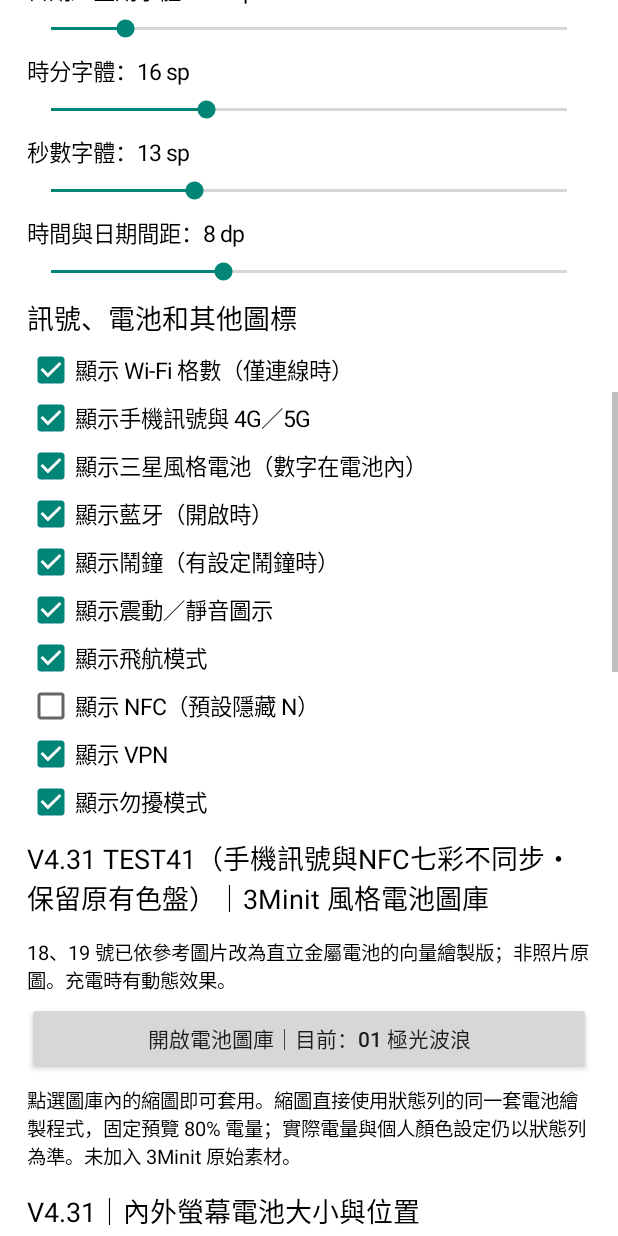
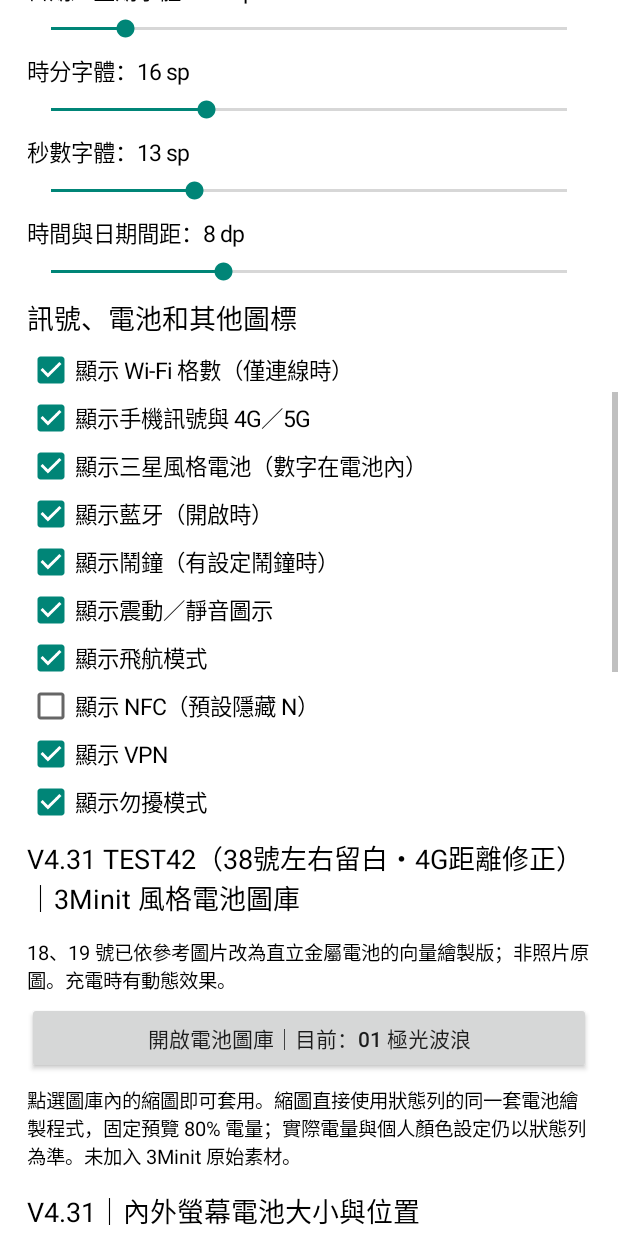
Before and after one commit to tel24827177-afk/Samsung-StatusBar-V431, an Android app: the StatusBarSettingsActivity screen opened directly, with no data from a screen before it, scrolled down 1153 dp, on a phone screen of 412 x 824 dp. Run offline under Robolectric (Android 15) with nearby library versions, the phone set to English and light mode, and no system bars.

Commit message:
TEST42: update version label for style 38 spacing-only test

```diff
--- a/app/src/main/java/com/samsung/colorstatusbar/StatusBarSettingsActivity.java
+++ b/app/src/main/java/com/samsung/colorstatusbar/StatusBarSettingsActivity.java
@@ -242,7 +242,7 @@ public class StatusBarSettingsActivity extends Activity {
         addCheckBox("show_nfc", "顯示 NFC（預設隱藏 N）", false);
         addCheckBox("show_vpn", "顯示 VPN", true);
         addCheckBox("show_dnd", "顯示勿擾模式", true);
-        heading("V4.31 TEST41（手機訊號與NFC七彩不同步・保留原有色盤）｜3Minit 風格電池圖庫", 18);
+        heading("V4.31 TEST42（38號左右留白・4G距離修正）｜3Minit 風格電池圖庫", 18);
         note("18、19 號已依參考圖片改為直立金屬電池的向量繪製版；非照片原圖。充電時有動態效果。");
         final String[] batteryStyles = {
             "01 極光波浪", "02 V4.30 原版電池", "03 RGB 五色", "04 數字電量光環",
```
